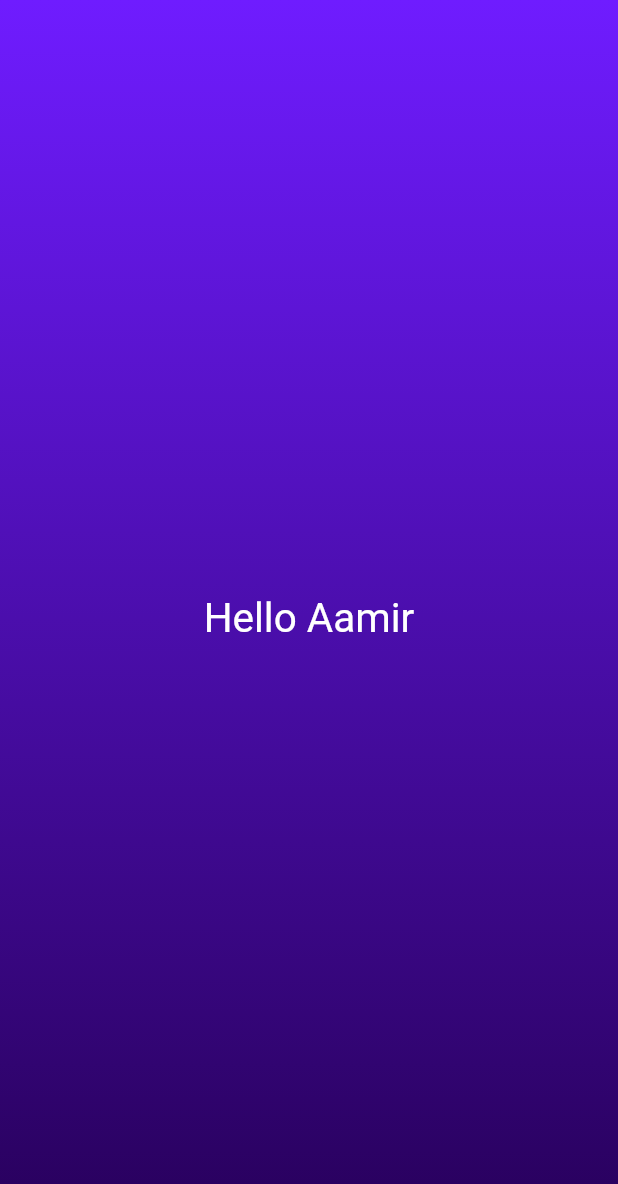
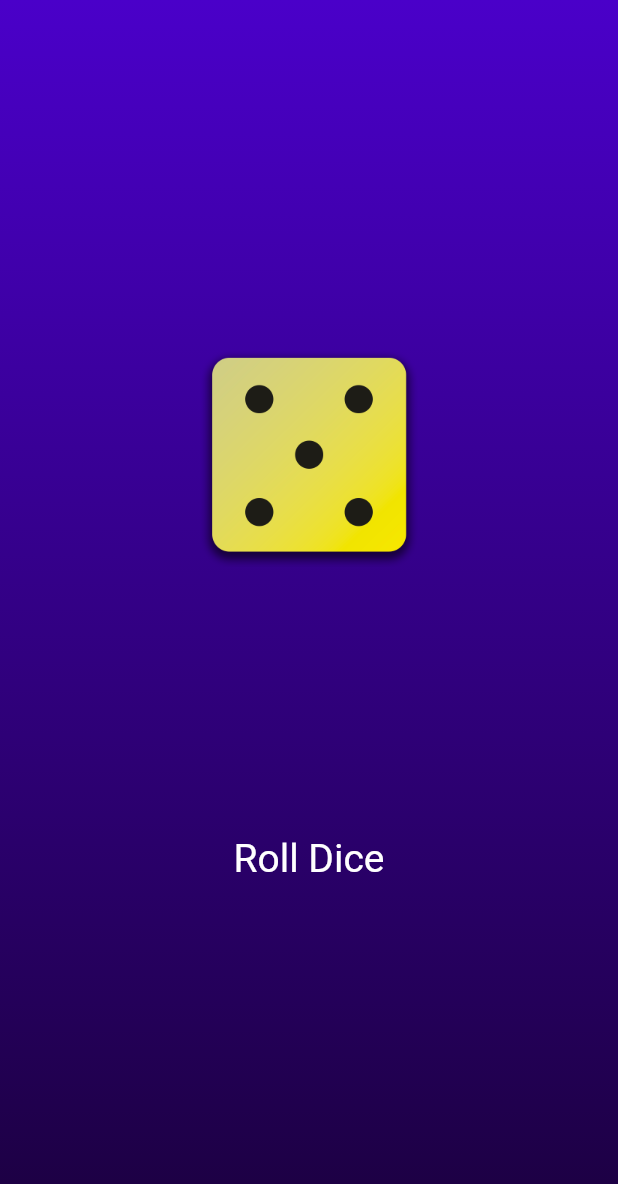
Before and after one commit to SyedAamirJawed/Dice_Roller_App, a Flutter app: the screen it shows after launch, on a phone screen of 412 x 824 dp. Shown: the top 1184 px of the screen. Run offline on Flutter 3.47's test engine with Material 2 defaults, Android fonts, the phone set to English and light mode, and no system bars.

Commit message:
Add Image And Button

```diff
--- a/lib/body/container_background.dart
+++ b/lib/body/container_background.dart
@@ -4,7 +4,14 @@ import 'package:first_app/body/style_text.dart';
 class MyBodyClass extends StatelessWidget {
   final Color color1;
   final Color color2;
-  const MyBodyClass(this.color1, this.color2, {super.key});
+  MyBodyClass(this.color1, this.color2, {super.key});
+
+  var currentDice = 'assets/images/dice-5.png';
+
+  void rollDice() {
+    currentDice = 'assets/images/dice-5.png';
+    print('All Set');
+  }
 
   @override
   Widget build(context) {
@@ -16,8 +23,23 @@ class MyBodyClass extends StatelessWidget {
           end: Alignment.bottomCenter,
         ),
       ),
-      child: const Center(
-        child: MyTextStyle('Hello Aamir'),
+      child: Center(
+        child: Column(
+          mainAxisSize: MainAxisSize.min,
+          children: [
+            Image.asset(currentDice, width: 150),
+            const SizedBox(height: 170),
+            TextButton(
+              onPressed: rollDice,
+              style: TextButton.styleFrom(
+                // padding: const EdgeInsets.only(top: 170),
+                foregroundColor: Colors.white,
+                textStyle: const TextStyle(fontSize: 26),
+              ),
+              child: const Text('Roll Dice'),
+            )
+          ],
+        ),
       ),
     );
   }
--- a/lib/main.dart
+++ b/lib/main.dart
@@ -3,10 +3,10 @@ import 'package:first_app/body/container_background.dart';
 
 void main() {
   runApp(
-    const MaterialApp(
+    MaterialApp(
       home: Scaffold(
-        body: MyBodyClass(
-            Color.fromARGB(255, 111, 28, 255), Color.fromARGB(255, 39, 0, 90)),
+        body: MyBodyClass(const Color.fromARGB(255, 74, 0, 201),
+            const Color.fromARGB(255, 27, 0, 63)),
       ),
     ),
   );
--- a/pubspec.yaml
+++ b/pubspec.yaml
@@ -59,9 +59,9 @@ flutter:
   uses-material-design: true
 
   # To add assets to your application, add an assets section, like this:
-  # assets:
-  #   - images/a_dot_burr.jpeg
-  #   - images/a_dot_ham.jpeg
+  assets:
+   - assets/images/
+
 
   # An image asset can refer to one or more resolution-specific "variants", see
   # https://flutter.dev/assets-and-images/#resolution-aware
```
Also changed, not shown: assets/images/dice-1.png (added), assets/images/dice-2.png (added), assets/images/dice-3.png (added), assets/images/dice-4.png (added), assets/images/dice-5.png (added), assets/images/dice-6.png (added).
